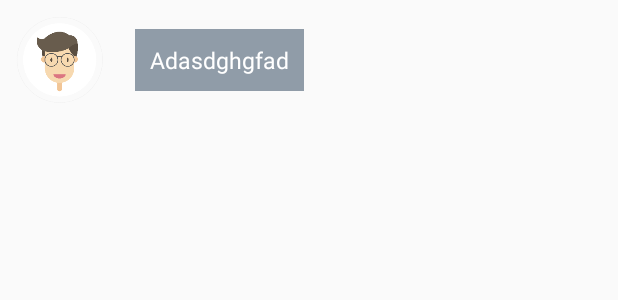
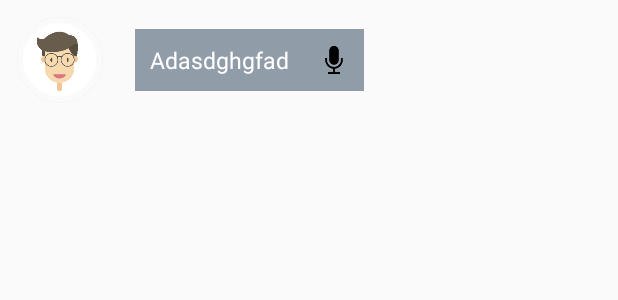
Before and after one commit to mihaiAdascalitei/AIChatBot, an Android app: the layout bot_chat.xml on its own in the app's theme, with its tools: preview values and no code run, on a phone screen of 412 x 824 dp. Shown: the top 300 px of the screen. Run offline under Robolectric (Android 15) with nearby library versions, the phone set to English and light mode, and no system bars.

Commit message:
TextTospeech implementation

```diff
--- a/app/src/main/java/com/project/mihai/aichatproject/gui/chat/view/ChatActivity.java
+++ b/app/src/main/java/com/project/mihai/aichatproject/gui/chat/view/ChatActivity.java
@@ -59,7 +59,7 @@ public class ChatActivity extends AppCompatActivity implements ChatView {
 
 
     private void initAdapters() {
-        adapter = new ChatBotAdapter(data);
+        adapter = new ChatBotAdapter(this, data);
         RecyclerView.LayoutManager mLayoutManager = new LinearLayoutManager(getApplicationContext());
         recyclerView.setLayoutManager(mLayoutManager);
         recyclerView.setItemAnimator(new DefaultItemAnimator());
--- a/app/src/main/res/layout/bot_chat.xml
+++ b/app/src/main/res/layout/bot_chat.xml
@@ -18,16 +18,30 @@
             android:padding="10dp"
             android:src="@drawable/doctor_chat_head" />
 
-        <TextView
-            android:id="@+id/message"
+        <LinearLayout
             android:layout_width="wrap_content"
             android:layout_height="wrap_content"
+            android:background="@drawable/rectangle_user_chat"
             android:layout_gravity="center"
-            android:background="@drawable/rectangle_user_chat"
-            android:padding="10dp"
-            android:text="Adasdghgfad"
-            android:textColor="@color/white"
-            android:textSize="15sp" />
+            >
+
+            <TextView
+                android:id="@+id/message"
+                android:layout_width="wrap_content"
+                android:layout_height="wrap_content"
+                android:padding="10dp"
+                android:text="Adasdghgfad"
+                android:textColor="@color/white"
+                android:textSize="15sp" />
+
+            <ImageView
+                android:id="@+id/iv_microphone"
+                android:layout_width="40dp"
+                android:layout_height="40dp"
+                android:layout_gravity="center"
+                android:padding="10dp"
+                android:src="@drawable/microphone" />
+        </LinearLayout>
 
 
     </LinearLayout>
--- a/app/src/main/res/layout/user_chat.xml
+++ b/app/src/main/res/layout/user_chat.xml
@@ -31,4 +31,10 @@
 
     </LinearLayout>
 
+    <ImageView
+        android:id="@+id/iv_microphone"
+        android:layout_width="wrap_content"
+        android:layout_height="wrap_content"
+        android:visibility="gone" />
+
 </RelativeLayout>
```
Also changed, not shown: app/src/main/java/com/project/mihai/aichatproject/gui/adapters/ChatBotAdapter.java (+47 -3 lines), app/src/main/java/com/project/mihai/aichatproject/gui/chat/presenter/ChatAdapterClickImplementation.java (added, +25 -0 lines), app/src/main/java/com/project/mihai/aichatproject/gui/chat/presenter/ChatAdapterClickPresenter.java (added, +9 -0 lines), app/src/main/java/com/project/mihai/aichatproject/gui/chat/view/ChatAdapterView.java (added, +11 -0 lines), app/src/main/res/drawable-hdpi/microphone.png (added), app/src/main/res/drawable-ldpi/microphone.png (added), app/src/main/res/drawable-mdpi/microphone.png (added), app/src/main/res/drawable-xhdpi/microphone.png (added), app/src/main/res/drawable-xxhdpi/microphone.png (added), app/src/main/res/drawable-xxxhdpi/microphone.png (added).
